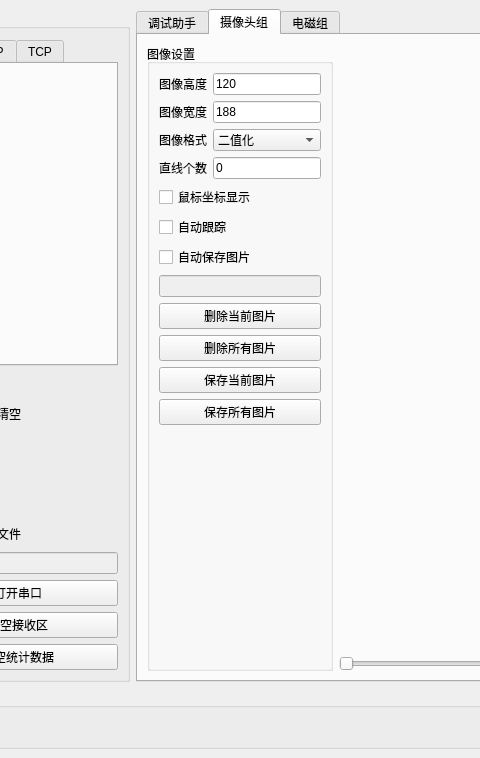
The window that form/main_window.ui (half-nothing/UpperComputer) describes before a commit, drawn with Qt 5; both pictures show x 103 to 583 and y 0 to 758 of the 1265 by 758 pixel window.
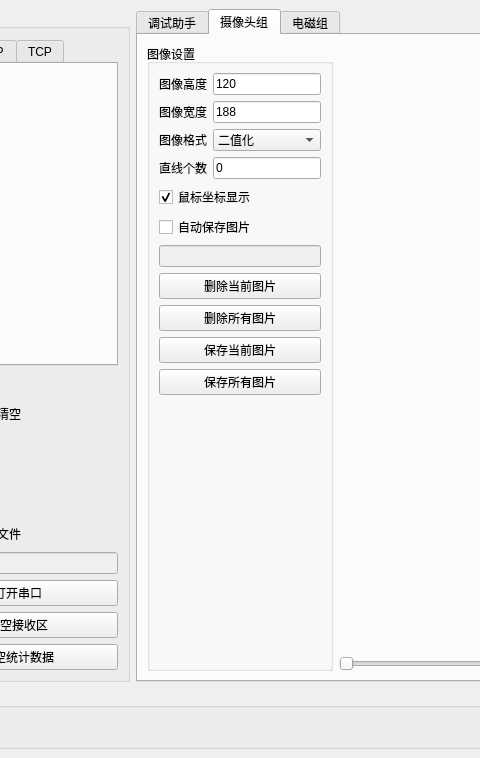
The same window after the commit. The open tabs and pages were chosen to show the change. Custom widgets are drawn as their Qt base class.

Commit message: 优化深色主题,补全图像接受的信号和槽函数,修复保存文件复选框失效bug

Patch:
```diff
--- a/form/main_window.ui
+++ b/form/main_window.ui
@@ -328,6 +328,30 @@
              </property>
             </widget>
            </item>
+           <item row="2" column="0">
+            <widget class="QLabel" name="image_width_label">
+             <property name="text">
+              <string>图像宽度</string>
+             </property>
+            </widget>
+           </item>
+           <item row="7" column="0" colspan="2">
+            <widget class="QCheckBox" name="show_mouse_pos_check_box">
+             <property name="text">
+              <string>鼠标坐标显示</string>
+             </property>
+             <property name="checked">
+              <bool>true</bool>
+             </property>
+            </widget>
+           </item>
+           <item row="13" column="0" colspan="2">
+            <widget class="QPushButton" name="save_cur_image_button">
+             <property name="text">
+              <string>保存当前图片</string>
+             </property>
+            </widget>
+           </item>
            <item row="0" column="0">
             <widget class="QLabel" name="label_2">
              <property name="text">
@@ -335,6 +359,20 @@
              </property>
             </widget>
            </item>
+           <item row="11" column="0" colspan="2">
+            <widget class="QPushButton" name="delete_all_image_button">
+             <property name="text">
+              <string>删除所有图片</string>
+             </property>
+            </widget>
+           </item>
+           <item row="14" column="0" colspan="2">
+            <widget class="QPushButton" name="save_all_image_button">
+             <property name="text">
+              <string>保存所有图片</string>
+             </property>
+            </widget>
+           </item>
            <item row="3" column="1">
             <widget class="QComboBox" name="ImageType">
              <item>
@@ -354,6 +392,41 @@
              </item>
             </widget>
            </item>
+           <item row="10" column="0" colspan="2">
+            <widget class="QPushButton" name="delete_cur_image_button">
+             <property name="text">
+              <string>删除当前图片</string>
+             </property>
+            </widget>
+           </item>
+           <item row="8" column="0" colspan="2">
+            <widget class="QCheckBox" name="auto_save_file_check_box">
+             <property name="text">
+              <string>自动保存图片</string>
+             </property>
+            </widget>
+           </item>
+           <item row="6" column="1">
+            <widget class="QLineEdit" name="line_number_edit">
+             <property name="text">
+              <string>0</string>
+             </property>
+            </widget>
+           </item>
+           <item row="9" column="0" colspan="2">
+            <widget class="QLineEdit" name="image_save_path_edit">
+             <property name="enabled">
+              <bool>false</bool>
+             </property>
+            </widget>
+           </item>
+           <item row="0" column="1">
+            <widget class="QLineEdit" name="image_height_edit">
+             <property name="text">
+              <string>120</string>
+             </property>
+            </widget>
+           </item>
            <item row="6" column="0">
             <widget class="QLabel" name="label_4">
              <property name="text">
@@ -361,21 +434,7 @@
              </property>
             </widget>
            </item>
-           <item row="9" column="0" colspan="2">
-            <widget class="QCheckBox" name="checkBox">
-             <property name="text">
-              <string>自动保存图片</string>
-             </property>
-            </widget>
-           </item>
-           <item row="11" column="0" colspan="2">
-            <widget class="QPushButton" name="pushButton_4">
-             <property name="text">
-              <string>删除当前图片</string>
-             </property>
-            </widget>
-           </item>
-           <item row="16" column="0" colspan="2">
+           <item row="15" column="0" colspan="2">
             <spacer name="verticalSpacer">
              <property name="orientation">
               <enum>Qt::Vertical</enum>
@@ -388,48 +447,6 @@
              </property>
             </spacer>
            </item>
-           <item row="6" column="1">
-            <widget class="QLineEdit" name="LineNumberEdit">
-             <property name="text">
-              <string>0</string>
-             </property>
-            </widget>
-           </item>
-           <item row="0" column="1">
-            <widget class="QLineEdit" name="ImageHeightEdit">
-             <property name="text">
-              <string>120</string>
-             </property>
-            </widget>
-           </item>
-           <item row="15" column="0" colspan="2">
-            <widget class="QPushButton" name="pushButton_3">
-             <property name="text">
-              <string>保存所有图片</string>
-             </property>
-            </widget>
-           </item>
-           <item row="14" column="0" colspan="2">
-            <widget class="QPushButton" name="pushButton_2">
-             <property name="text">
-              <string>保存当前图片</string>
-             </property>
-            </widget>
-           </item>
-           <item row="2" column="0">
-            <widget class="QLabel" name="label">
-             <property name="text">
-              <string>图像宽度</string>
-             </property>
-            </widget>
-           </item>
-           <item row="8" column="0" colspan="2">
-            <widget class="QCheckBox" name="checkBox_2">
-             <property name="text">
-              <string>自动跟踪</string>
-             </property>
-            </widget>
-           </item>
            <item row="3" column="0">
             <widget class="QLabel" name="label_3">
              <property name="text">
@@ -437,27 +454,6 @@
              </property>
             </widget>
            </item>
-           <item row="10" column="0" colspan="2">
-            <widget class="QLineEdit" name="lineEdit">
-             <property name="enabled">
-              <bool>false</bool>
-             </property>
-            </widget>
-           </item>
-           <item row="12" column="0" colspan="2">
-            <widget class="QPushButton" name="pushButton">
-             <property name="text">
-              <string>删除所有图片</string>
-             </property>
-            </widget>
-           </item>
-           <item row="7" column="0" colspan="2">
-            <widget class="QCheckBox" name="checkBox_3">
-             <property name="text">
-              <string>鼠标坐标显示</string>
-             </property>
-            </widget>
-           </item>
           </layout>
          </widget>
         </item>
```
Left out of the diff: 106 changed lines with no effect on the pictures. The commit also changes 8 other files.
